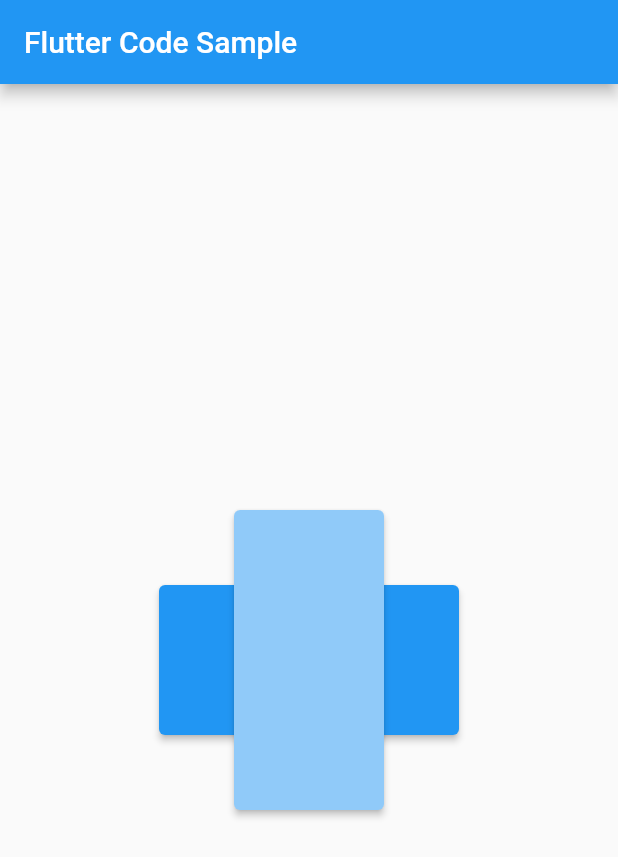
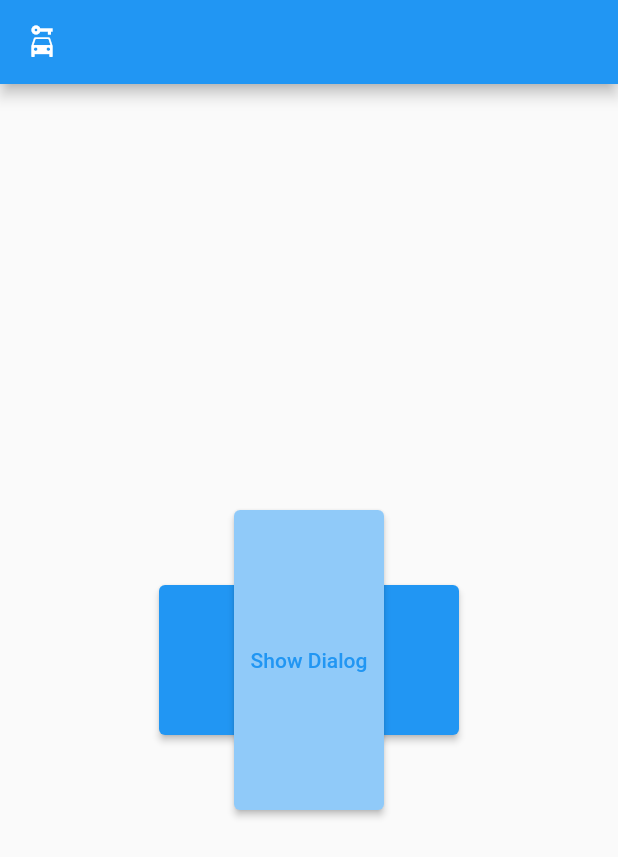
Before and after one commit to bmotadev/teste-widgets, a Flutter app: the screen it shows after launch, on a phone screen of 412 x 824 dp. Shown: the top 857 px of the screen. Run offline on Flutter 3.47's test engine with Material 2 defaults, Android fonts, the light colour scheme and no system bars; missing offline and left inert: dart:js.

Commit message:
:sparkles: feat: Teste Widget AlertDialog

```diff
--- a/lib/main.dart
+++ b/lib/main.dart
@@ -1,53 +1,33 @@
-// import 'package:flutter/material.dart';
+import 'dart:js';
 
-// void main(List<String> args) {
-//   runApp(const MyApp());
-// }
-
-// class MyApp extends StatelessWidget {
-//   const MyApp({super.key});
-
-//   @override
-//   Widget build(BuildContext context) {
-//     return const MaterialApp(
-//       home: HomePageWidget(),
-//     );
-//   }
-// }
-
-// class HomePageWidget extends StatelessWidget {
-//   const HomePageWidget({super.key});
-
-//   @override
-//   Widget build(BuildContext context) {
-//     return Scaffold(
-//       appBar: AppBar(
-//         title: const Icon(Icons.car_rental),
-//       ),
-//       body: const Center(
-//         child: Text('Bruno Mota'),
-//       ),
-//     );
-//   }
-// }
 import 'package:flutter/material.dart';
 
-void main() => runApp(const MyApp());
+void main(List<String> args) {
+  runApp(const MyApp());
+}
 
 class MyApp extends StatelessWidget {
   const MyApp({super.key});
 
-  static const String _title = 'Flutter Code Sample';
+  @override
+  Widget build(BuildContext context) {
+    return const MaterialApp(
+      home: HomePageWidget(),
+    );
+  }
+}
+
+class HomePageWidget extends StatelessWidget {
+  const HomePageWidget({super.key});
 
   @override
   Widget build(BuildContext context) {
-    return MaterialApp(
-      title: _title,
-      home: Scaffold(
-        appBar: AppBar(title: const Text(_title)),
-        body: const Center(
-          child: MyStatelessWidget(),
-        ),
+    return Scaffold(
+      appBar: AppBar(
+        title: const Icon(Icons.car_rental),
+      ),
+      body: const Center(
+        child: MyStatelessWidget(),
       ),
     );
   }
@@ -82,7 +62,36 @@ class MyStatelessWidget extends StatelessWidget {
             ),
           ),
         ),
+        const DialogExample(),
       ],
     );
   }
 }
+
+class DialogExample extends StatelessWidget {
+  const DialogExample({super.key});
+
+  @override
+  Widget build(BuildContext context) {
+    return TextButton(
+      onPressed: () => showDialog<String>(
+        context: context,
+        builder: (BuildContext context) => AlertDialog(
+          title: const Text('AlertDialog Title'),
+          content: const Text('AlertDialog description'),
+          actions: <Widget>[
+            TextButton(
+              onPressed: () => Navigator.pop(context, 'Cancel'),
+              child: const Text('Cancel'),
+            ),
+            TextButton(
+              onPressed: () => Navigator.pop(context, 'OK'),
+              child: const Text('OK'),
+            ),
+          ],
+        ),
+      ),
+      child: const Text('Show Dialog'),
+    );
+  }
+}
```
Also changed, not shown: 1 other file.
